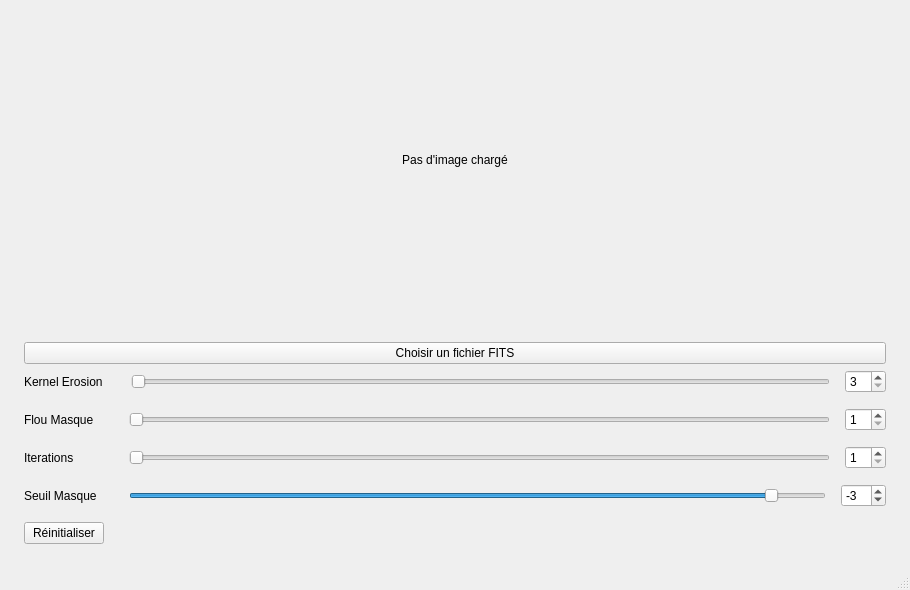
The window that APPLICATIONQT/form.ui (BUT-Informatique-Calais/star-reduction-groupe-15) describes before a commit, drawn with Qt 5.
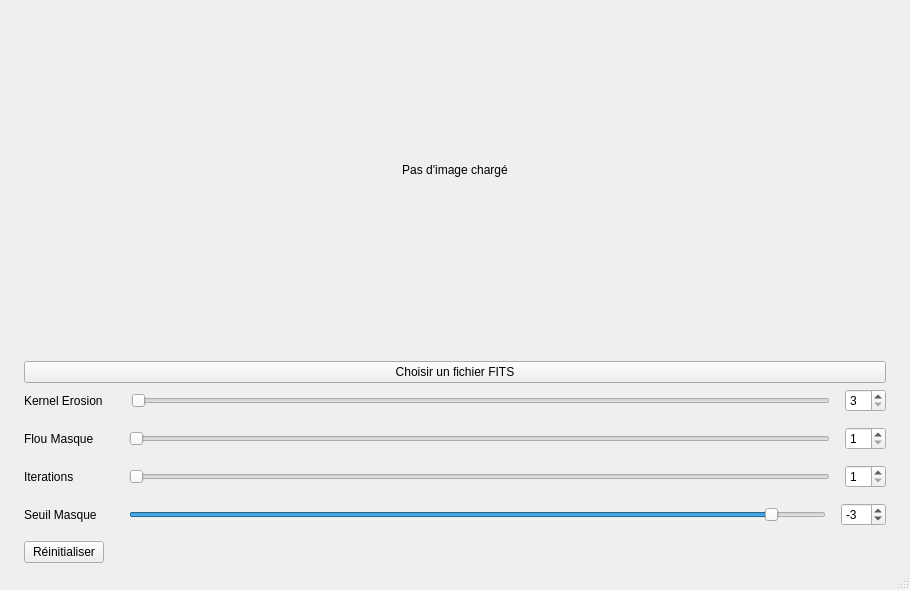
The same window after the commit.

Commit message: amélioration graphique application

What changed in the file:
```diff
--- a/APPLICATIONQT/form.ui
+++ b/APPLICATIONQT/form.ui
@@ -25,7 +25,7 @@
      <number>24</number>
     </property>
     <property name="bottomMargin">
-     <number>24</number>
+     <number>5</number>
     </property>
     <item row="0" column="0">
      <layout class="QVBoxLayout" name="verticalLayout_2">
```
The commit also changes 2 other files.
